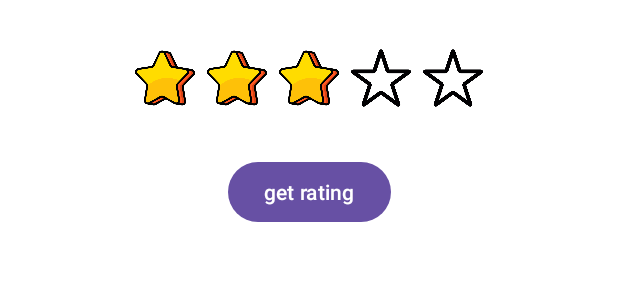
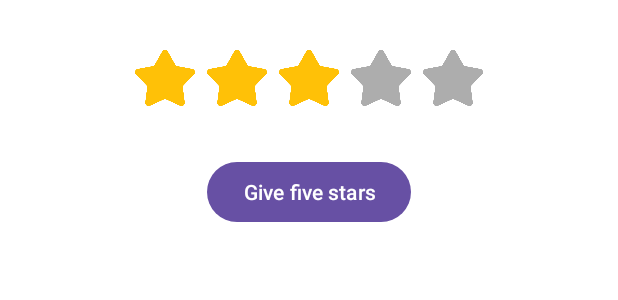
Before and after one commit to bilalnasir9/CustomRatingBar, an Android app: the layout activity_main.xml on its own in the app's theme, with its tools: preview values and no code run, on a phone screen of 412 x 824 dp. Shown: the top 300 px of the screen. Run offline under Robolectric (Android 15) with nearby library versions, the phone set to English and light mode, and no system bars.

Commit message:
fixed and improved some code

```diff
--- a/sample/build.gradle.kts
+++ b/sample/build.gradle.kts
@@ -19,7 +19,7 @@ android {
 
     buildTypes {
         release {
-            isMinifyEnabled = false
+            isMinifyEnabled = true
             proguardFiles(
                 getDefaultProguardFile("proguard-android-optimize.txt"),
                 "proguard-rules.pro"
--- a/sample/src/main/res/layout/activity_main.xml
+++ b/sample/src/main/res/layout/activity_main.xml
@@ -17,7 +17,7 @@
         app:iconFilled="@drawable/ic_star_filled"
         app:iconHalf="@drawable/ic_star_half"
         app:iconSize="40dp"
-        app:stepSize="1"
+        app:stepSize="0.5"
         app:readOnly="false"
         app:iconPadding="8dp"
         app:layout_constraintEnd_toEndOf="parent"
@@ -26,12 +26,12 @@
         app:maxRating="5"
         app:rating="3" />
 
-    <Button
+    <com.google.android.material.button.MaterialButton
         android:layout_width="wrap_content"
         android:layout_height="wrap_content"
-        android:text="get rating"
+        android:text="@string/give_five_stars"
         android:layout_marginTop="32dp"
-        android:id="@+id/btn_getrating"
+        android:id="@+id/btn_fivestars"
         app:layout_constraintEnd_toEndOf="parent"
         app:layout_constraintStart_toStartOf="parent"
         app:layout_constraintTop_toBottomOf="@+id/ratingBar" />
--- a/sample/src/main/res/values/strings.xml
+++ b/sample/src/main/res/values/strings.xml
@@ -1,3 +1,4 @@
 <resources>
     <string name="app_name">CustomRatingBar</string>
+    <string name="give_five_stars">Give five stars</string>
 </resources>
```
Also changed, not shown: library/build.gradle.kts (+9 -12 lines), sample/src/main/java/com/github/bilalnasir9/customratingbar/MainActivity.kt (+6 -12 lines), sample/src/main/res/drawable/ic_star_empty.png, sample/src/main/res/drawable/ic_star_filled.png, sample/src/main/res/drawable/ic_star_half.png, 1 other file.
